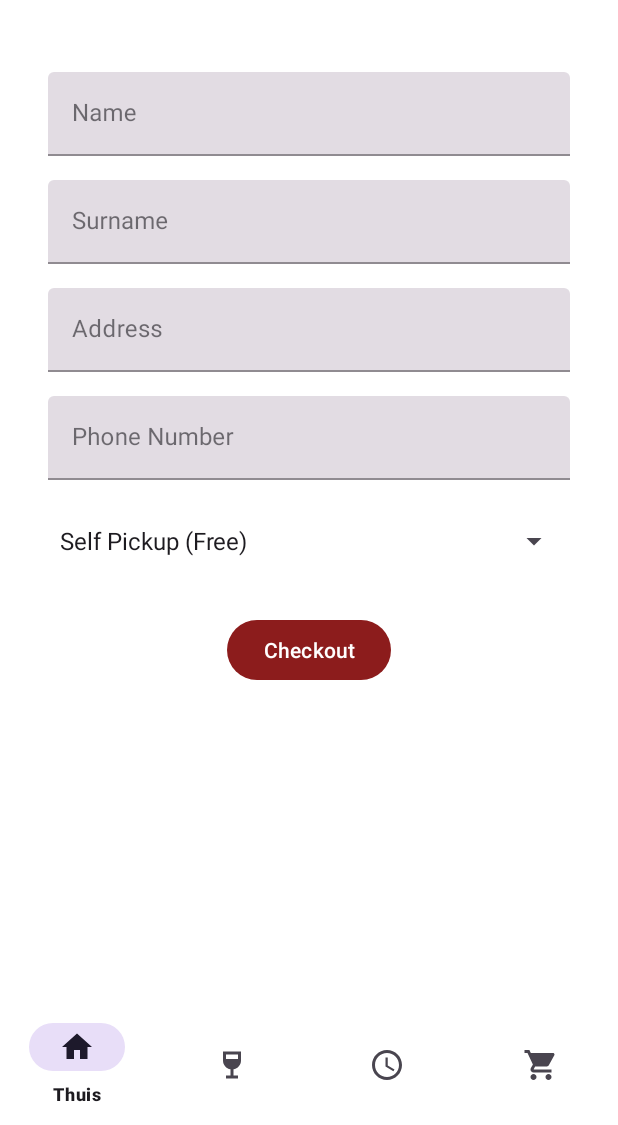
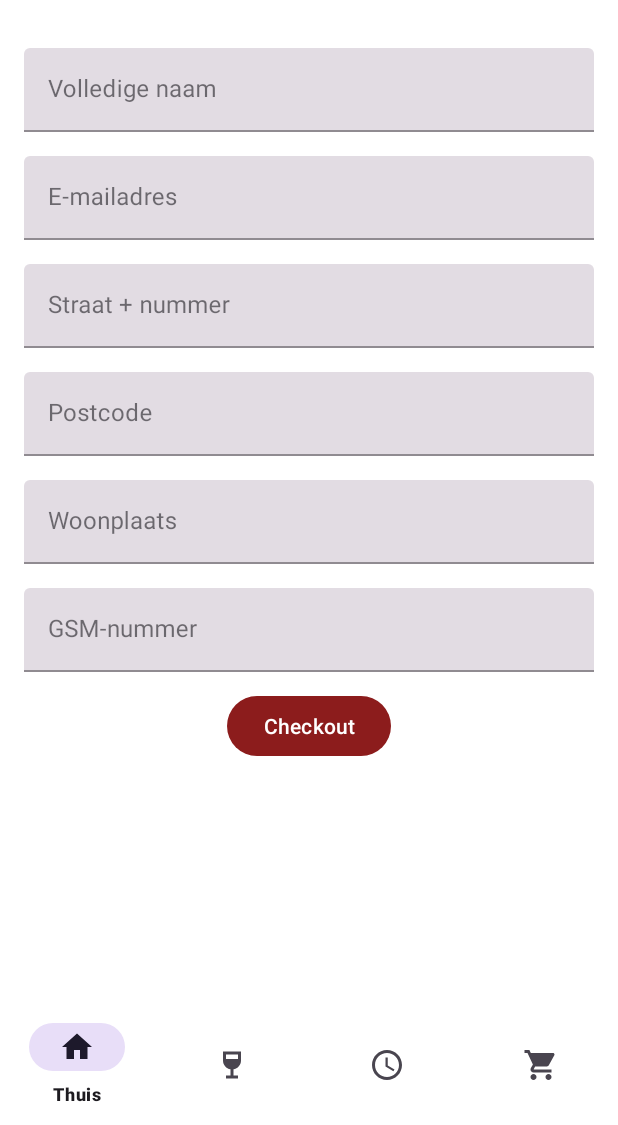
Before and after one commit to calvinliaci/AppWijnhuisRonny, an Android app: the CheckoutOrderFragment screen opened through its navigation route, on a phone screen of 412 x 824 dp, the part 111-1236 px from its top. Run offline under Robolectric (Android 15) with nearby library versions, the phone set to English and light mode, and no system bars; our stand-ins replace data binding, navigation-ui.

Commit message:
Chekout page done

```diff
--- a/app/src/main/AndroidManifest.xml
+++ b/app/src/main/AndroidManifest.xml
@@ -1,6 +1,7 @@
 <?xml version="1.0" encoding="utf-8"?>
 <manifest xmlns:android="http://schemas.android.com/apk/res/android"
     xmlns:tools="http://schemas.android.com/tools">
+    <uses-configuration android:name="android:permission.INTERNET"/>
 
     <application
         android:allowBackup="true"
--- a/app/src/main/java/com/example/appwijnhuisronny/CheckoutOrderFragment.kt
+++ b/app/src/main/java/com/example/appwijnhuisronny/CheckoutOrderFragment.kt
@@ -1,12 +1,14 @@
 package com.example.appwijnhuisronny
 
-import androidx.lifecycle.ViewModelProvider
 import android.os.Bundle
-import androidx.fragment.app.Fragment
 import android.view.LayoutInflater
 import android.view.View
 import android.view.ViewGroup
+import androidx.fragment.app.Fragment
+import androidx.lifecycle.ViewModelProvider
+import androidx.navigation.findNavController
 import com.example.appwijnhuisronny.databinding.FragmentCheckoutOrderBinding
+
 
 class CheckoutOrderFragment : Fragment() {
     private var _binding: FragmentCheckoutOrderBinding? = null
@@ -27,6 +29,12 @@ class CheckoutOrderFragment : Fragment() {
         binding.orderDetailsViewModel = viewModel
         binding.lifecycleOwner = viewLifecycleOwner
 
+        binding.checkoutButton.setOnClickListener(View.OnClickListener {
+            viewModel.getOrderDetailsAndSendConfirmation()
+            view.findNavController().navigate(R.id.action_checkoutOrderFragment_to_homepageFragment)
+        })
+
         return view
     }
+
 }
--- a/app/src/main/java/com/example/appwijnhuisronny/Models/Wine.kt
+++ b/app/src/main/java/com/example/appwijnhuisronny/Models/Wine.kt
@@ -12,5 +12,4 @@ data class Wine(
     var Wijndomein : String ?= null,
     var Aantal : Int = 1,
     var TotalPrice: Double = Prijs!!.toDouble()
-
 )
--- a/app/src/main/res/layout/fragment_checkout_order.xml
+++ b/app/src/main/res/layout/fragment_checkout_order.xml
@@ -13,7 +13,7 @@
         android:layout_width="match_parent"
         android:layout_height="match_parent"
         android:orientation="vertical"
-        android:padding="16dp">
+        android:padding="0dp">
 
         <!-- Name -->
         <com.google.android.material.textfield.TextInputLayout
@@ -27,22 +27,22 @@
                 android:id="@+id/nameEditText"
                 android:layout_width="match_parent"
                 android:layout_height="wrap_content"
-                android:hint="Name" />
+                android:hint="@string/voornaamEnAchternaam"/>
         </com.google.android.material.textfield.TextInputLayout>
 
         <!-- Surname -->
         <com.google.android.material.textfield.TextInputLayout
-            android:id="@+id/surnameInputLayout"
+            android:id="@+id/mailInputLayout"
             style="@style/Widget.MaterialComponents.TextInputLayout.FilledBox"
             android:layout_width="match_parent"
             android:layout_height="wrap_content"
             android:layout_marginTop="16dp">
 
             <com.google.android.material.textfield.TextInputEditText
-                android:id="@+id/surnameEditText"
+                android:id="@+id/mailEditText"
                 android:layout_width="match_parent"
                 android:layout_height="wrap_content"
-                android:hint="Surname" />
+                android:hint="@string/email" />
         </com.google.android.material.textfield.TextInputLayout>
 
         <!-- Address -->
@@ -57,7 +57,37 @@
                 android:id="@+id/addressEditText"
                 android:layout_width="match_parent"
                 android:layout_height="wrap_content"
-                android:hint="Address" />
+                android:hint="@string/straatEnNummer" />
+        </com.google.android.material.textfield.TextInputLayout>
+
+        <!-- Country -->
+        <com.google.android.material.textfield.TextInputLayout
+            android:id="@+id/zipCodeInputLayout"
+            style="@style/Widget.MaterialComponents.TextInputLayout.FilledBox"
+            android:layout_width="match_parent"
+            android:layout_height="wrap_content"
+            android:layout_marginTop="16dp">
+
+            <com.google.android.material.textfield.TextInputEditText
+                android:id="@+id/zipCodeEditText"
+                android:layout_width="match_parent"
+                android:layout_height="wrap_content"
+                android:hint="@string/postcode" />
+        </com.google.android.material.textfield.TextInputLayout>
+
+        <!-- Country -->
+        <com.google.android.material.textfield.TextInputLayout
+            android:id="@+id/countryInputLayout"
+            style="@style/Widget.MaterialComponents.TextInputLayout.FilledBox"
+            android:layout_width="match_parent"
+            android:layout_height="wrap_content"
+            android:layout_marginTop="16dp">
+
+            <com.google.android.material.textfield.TextInputEditText
+                android:id="@+id/countryEditText"
+                android:layout_width="match_parent"
+                android:layout_height="wrap_content"
+                android:hint="@string/woonplaats" />
         </com.google.android.material.textfield.TextInputLayout>
 
         <!-- Phone Number -->
@@ -72,16 +102,8 @@
                 android:id="@+id/phoneEditText"
                 android:layout_width="match_parent"
                 android:layout_height="wrap_content"
-                android:hint="Phone Number" />
+                android:hint="@string/gsmNummer" />
         </com.google.android.material.textfield.TextInputLayout>
-
-        <!-- Delivery Option Spinner -->
-        <Spinner
-            android:id="@+id/deliverySpinner"
-            android:layout_width="match_parent"
-            android:layout_height="49dp"
-            android:layout_marginTop="16dp"
-            android:entries="@array/delivery_options" />
 
         <!-- Checkout button -->
         <Button
@@ -89,7 +111,7 @@
             android:layout_width="wrap_content"
             android:layout_height="wrap_content"
             android:layout_gravity="center"
-            android:layout_marginTop="24dp"
+            android:layout_marginTop="12dp"
             android:text="Checkout" />
 
     </LinearLayout>
--- a/app/src/main/res/navigation/nav_graph.xml
+++ b/app/src/main/res/navigation/nav_graph.xml
@@ -55,5 +55,9 @@
     <fragment
         android:id="@+id/checkoutOrderFragment"
         android:name="com.example.appwijnhuisronny.CheckoutOrderFragment"
-        android:label="CheckoutOrderFragment" />
+        android:label="CheckoutOrderFragment" >
+        <action
+            android:id="@+id/action_checkoutOrderFragment_to_homepageFragment"
+            app:destination="@id/homepageFragment" />
+    </fragment>
 </navigation>
--- a/app/src/main/res/values/arrays.xml
+++ b/app/src/main/res/values/arrays.xml
@@ -1,7 +1,7 @@
 <?xml version="1.0" encoding="utf-8"?>
 <resources>
     <array name="delivery_options">
-        <item>Self Pickup (Free)</item>
-        <item>Delivery ($5)</item>
+        <item>Ophalen (Gratis)</item>
+        <item>Levering binnen 20km (€5)</item>
     </array>
 </resources>
--- a/app/src/main/res/values/strings.xml
+++ b/app/src/main/res/values/strings.xml
@@ -9,4 +9,13 @@
     <string name="porto_category">Porto</string>
     <string name="overig_category">Overig</string>
     <string name="overige_category">Overige</string>
+    <string name="voornaam">Voornaam</string>
+    <string name="achternaam">Achternaam</string>
+    <string name="straatEnNummer">Straat + nummer</string>
+    <string name="woonplaats">Woonplaats</string>
+    <string name="postcode">Postcode</string>
+    <string name="gsmNummer">GSM-nummer</string>
+    <string name="email">E-mailadres</string>
+    <string name="volledigeNaam">Volledige naam\n</string>
+    <string name="voornaamEnAchternaam">Volledige naam</string>
 </resources>
```
Also changed, not shown: app/build.gradle.kts (+8 -0 lines), app/src/main/java/com/example/appwijnhuisronny/CheckoutOrderViewModel.kt (+72 -3 lines), app/src/main/java/com/example/appwijnhuisronny/Models/OrderDetails.kt (added, +11 -0 lines), 3 other files.
